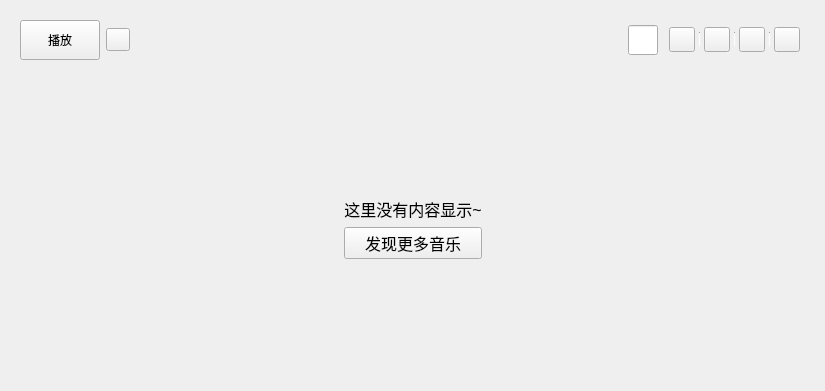
Before: the Qt Designer form KuGouStart/MyCollection/SingleSong/SingleSong.ui in a-mo-xi-wei/Qt-KuGouAppClient, drawn with Qt 5.
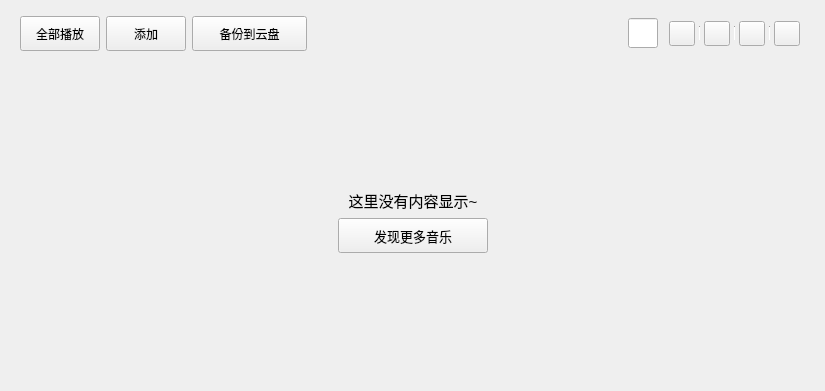
After: the same form once the commit is applied. Custom widgets are drawn as their Qt base class.

Patch:
```diff
--- a/KuGouStart/MyCollection/SingleSong/SingleSong.ui
+++ b/KuGouStart/MyCollection/SingleSong/SingleSong.ui
@@ -13,34 +13,65 @@
   <property name="windowTitle">
    <string>SingleSong</string>
   </property>
-  <layout class="QVBoxLayout" name="verticalLayout">
+  <layout class="QVBoxLayout" name="verticalLayout_2">
    <item>
-    <widget class="QWidget" name="widget_2" native="true">
+    <widget class="QWidget" name="operation_widget" native="true">
      <layout class="QHBoxLayout" name="horizontalLayout_9">
+      <property name="topMargin">
+       <number>5</number>
+      </property>
+      <property name="bottomMargin">
+       <number>5</number>
+      </property>
       <item>
        <widget class="QToolButton" name="collect_play_toolButton">
         <property name="minimumSize">
          <size>
           <width>80</width>
-          <height>40</height>
+          <height>35</height>
          </size>
         </property>
-        <property name="maximumSize">
+        <property name="cursor">
+         <cursorShape>PointingHandCursor</cursorShape>
+        </property>
+        <property name="toolTip">
+         <string>顺序播放</string>
+        </property>
+        <property name="text">
+         <string>全部播放</string>
+        </property>
+        <property name="toolButtonStyle">
+         <enum>Qt::ToolButtonTextBesideIcon</enum>
+        </property>
+       </widget>
+      </item>
+      <item>
+       <widget class="QToolButton" name="collect_add_toolButton">
+        <property name="minimumSize">
          <size>
           <width>80</width>
-          <height>40</height>
+          <height>35</height>
          </size>
         </property>
         <property name="cursor">
          <cursorShape>PointingHandCursor</cursorShape>
         </property>
         <property name="text">
-         <string>播放</string>
+         <string>添加</string>
         </property>
+        <property name="toolButtonStyle">
+         <enum>Qt::ToolButtonTextBesideIcon</enum>
+        </property>
        </widget>
       </item>
       <item>
-       <widget class="QToolButton" name="collect_download_toolButton">
+       <widget class="QToolButton" name="collect_upload_toolButton">
+        <property name="minimumSize">
+         <size>
+          <width>115</width>
+          <height>35</height>
+         </size>
+        </property>
         <property name="cursor">
          <cursorShape>PointingHandCursor</cursorShape>
         </property>
@@ -48,8 +79,11 @@
          <string>下载</string>
         </property>
         <property name="text">
-         <string/>
+         <string>备份到云盘</string>
         </property>
+        <property name="toolButtonStyle">
+         <enum>Qt::ToolButtonTextBesideIcon</enum>
+        </property>
        </widget>
       </item>
       <item>
@@ -288,7 +322,7 @@
    </item>
    <item>
     <widget class="QWidget" name="widget_3" native="true">
-     <layout class="QVBoxLayout" name="verticalLayout_8">
+     <layout class="QVBoxLayout" name="verticalLayout">
       <item>
        <spacer name="verticalSpacer_2">
         <property name="orientation">
@@ -321,7 +355,7 @@
          <widget class="QLabel" name="label_16">
           <property name="font">
            <font>
-            <pointsize>12</pointsize>
+            <pointsize>11</pointsize>
            </font>
           </property>
           <property name="text">
@@ -332,7 +366,7 @@
           </property>
          </widget>
         </item>
-        <item row="0" column="2" rowspan="2">
+        <item row="0" column="2">
          <spacer name="horizontalSpacer_9">
           <property name="orientation">
            <enum>Qt::Horizontal</enum>
@@ -345,11 +379,36 @@
           </property>
          </spacer>
         </item>
-        <item row="1" column="1" rowspan="2">
-         <widget class="QPushButton" name="pushButton_7">
+        <item row="1" column="0">
+         <spacer name="horizontalSpacer_11">
+          <property name="orientation">
+           <enum>Qt::Horizontal</enum>
+          </property>
+          <property name="sizeHint" stdset="0">
+           <size>
+            <width>40</width>
+            <height>20</height>
+           </size>
+          </property>
+         </spacer>
+        </item>
+        <item row="1" column="1">
+         <widget class="QPushButton" name="search_pushButton">
+          <property name="minimumSize">
+           <size>
+            <width>150</width>
+            <height>35</height>
+           </size>
+          </property>
+          <property name="maximumSize">
+           <size>
+            <width>150</width>
+            <height>35</height>
+           </size>
+          </property>
           <property name="font">
            <font>
-            <pointsize>12</pointsize>
+            <pointsize>10</pointsize>
            </font>
           </property>
           <property name="cursor">
@@ -360,20 +419,7 @@
           </property>
          </widget>
         </item>
-        <item row="2" column="0">
-         <spacer name="horizontalSpacer_11">
-          <property name="orientation">
-           <enum>Qt::Horizontal</enum>
-          </property>
-          <property name="sizeHint" stdset="0">
-           <size>
-            <width>40</width>
-            <height>20</height>
-           </size>
-          </property>
-         </spacer>
-        </item>
-        <item row="2" column="2">
+        <item row="1" column="2">
          <spacer name="horizontalSpacer_10">
           <property name="orientation">
            <enum>Qt::Horizontal</enum>
```
Left out of the diff: 12 changed lines with no effect on the pictures.
